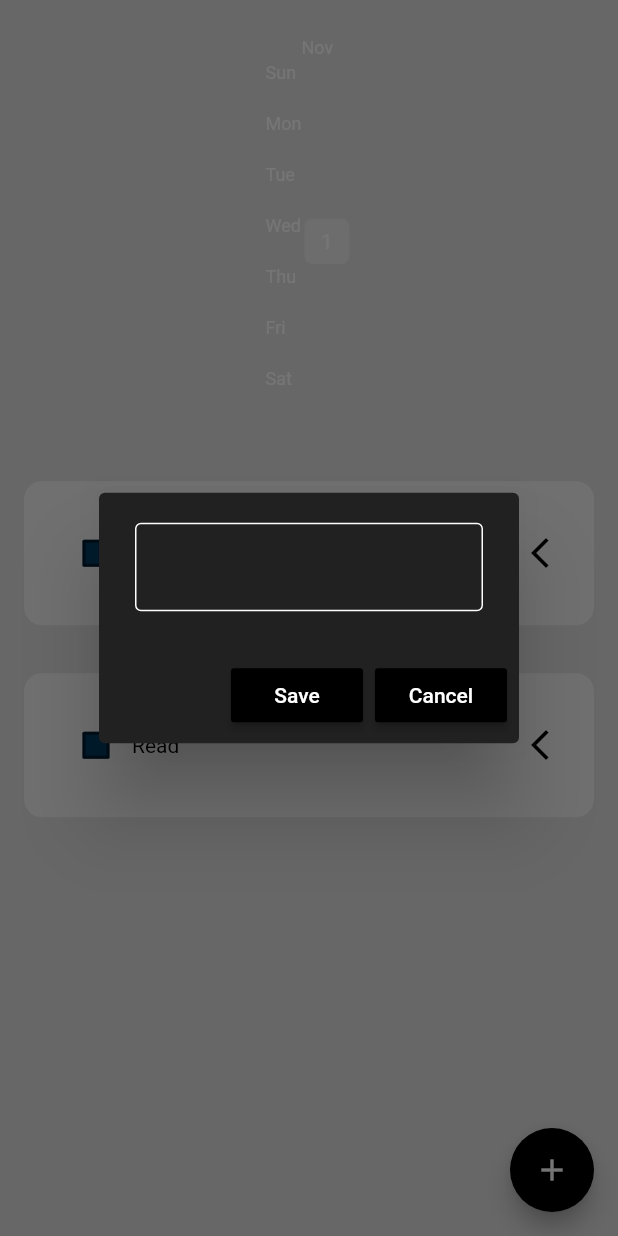
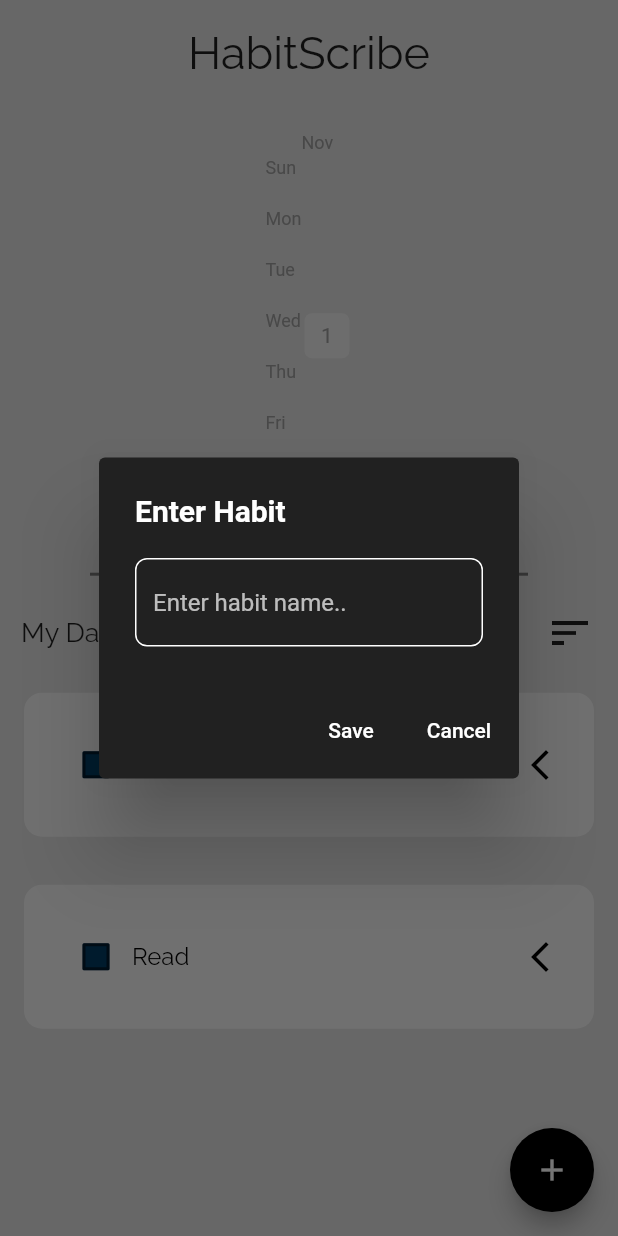
Before and after one commit to ChinmayJavalagi/HabitScribe, a Flutter app: the screen it shows after launch, after a tap on the "add" icon, on a phone screen of 412 x 824 dp. Run offline on Flutter 3.47's test engine with Material 2 defaults, Android fonts, the phone set to English and light mode, and no system bars; drawn by our look-alikes of flutter_heatmap_calendar, flutter_slidable; our stand-ins replace google_fonts, hive, hive_flutter; accounts and stored records are empty.

Commit message:
SortBy functionality added

```diff
--- a/lib/components/habit_tile.dart
+++ b/lib/components/habit_tile.dart
@@ -1,5 +1,6 @@
 import 'package:flutter/material.dart';
 import 'package:flutter_slidable/flutter_slidable.dart';
+import 'package:google_fonts/google_fonts.dart';
 
 class HabitTile extends StatelessWidget {
   final String habitName;
@@ -52,7 +53,7 @@ class HabitTile extends StatelessWidget {
                 onChanged: onChanged,
                 fillColor: MaterialStateProperty.all<Color>(Color(0xff013a63)),
               ),
-              Text(habitName, style: TextStyle(color: habitCompleted? Colors.white: Colors.black),),
+              Text(habitName, style: GoogleFonts.raleway(textStyle: TextStyle(color: habitCompleted? Colors.white: Colors.black, fontSize: 16.0),),),
               Expanded(child: SizedBox()), // This expands the space between text and arrow icon
               Icon(Icons.arrow_back_ios_new, color: habitCompleted ? Colors.white : Colors.black),
             ],
--- a/lib/components/monthly_summary.dart
+++ b/lib/components/monthly_summary.dart
@@ -21,7 +21,7 @@ class MonthlySummary extends StatelessWidget {
         datasets: datasets,
         colorMode: ColorMode.color,
         defaultColor: Colors.grey[200],
-        textColor: Colors.white,
+        textColor: Colors.grey[500],
         showColorTip: false,
         showText: true,
         scrollable: true,
--- a/lib/components/my_alert_box.dart
+++ b/lib/components/my_alert_box.dart
@@ -4,34 +4,48 @@ class MyAlertBox extends StatelessWidget {
   final VoidCallback onSave;
   final TextEditingController controller;
   final VoidCallback onCancel;
+  final String hintText;
 
-  MyAlertBox({required this.controller, required this.onCancel, required this.onSave, required hintText});
+  MyAlertBox({
+    required this.controller,
+    required this.onCancel,
+    required this.onSave,
+    required this.hintText,
+  });
 
   @override
   Widget build(BuildContext context) {
     return AlertDialog(
       backgroundColor: Colors.grey[900],
+      title: Text(
+        "Enter Habit",
+        style: TextStyle(color: Colors.white, fontWeight: FontWeight.bold),
+      ),
       content: TextField(
         controller: controller,
         style: TextStyle(color: Colors.white),
         decoration: InputDecoration(
-          enabledBorder:
-            OutlineInputBorder(borderSide: BorderSide(color: Colors.white)),
-          focusedBorder:
-            OutlineInputBorder(borderSide: BorderSide(color: Colors.white))
+          hintText: hintText,
+          hintStyle: TextStyle(color: Colors.white70),
+          enabledBorder: OutlineInputBorder(
+            borderSide: BorderSide(color: Colors.white),
+            borderRadius: BorderRadius.circular(8.0),
+          ),
+          focusedBorder: OutlineInputBorder(
+            borderSide: BorderSide(color: Colors.white),
+            borderRadius: BorderRadius.circular(8.0),
+          ),
         ),
       ),
       actions: [
-        MaterialButton(
-          color: Colors.black,
+        TextButton(
           onPressed: onSave,
           child: Text(
             "Save",
             style: TextStyle(color: Colors.white),
           ),
         ),
-        MaterialButton(
-          color: Colors.black,
+        TextButton(
           onPressed: onCancel,
           child: Text(
             "Cancel",
--- a/lib/pages/home_page.dart
+++ b/lib/pages/home_page.dart
@@ -2,6 +2,7 @@ import 'package:flutter/material.dart';
 import 'package:habit_tracker_hive/components/monthly_summary.dart';
 import 'package:habit_tracker_hive/data/habit_database.dart';
 import 'package:hive/hive.dart';
+import 'package:google_fonts/google_fonts.dart';
 
 import '../components/habit_tile.dart';
 import '../components/my_fab.dart';
@@ -13,6 +14,8 @@ class HomePage extends StatefulWidget {
   @override
   State<HomePage> createState() => _HomePageState();
 }
+
+enum SortOptions { notCompleted, aToZ }
 
 class _HomePageState extends State<HomePage> {
   HabitDatabase db = HabitDatabase();
@@ -29,6 +32,17 @@ class _HomePageState extends State<HomePage> {
     db.updateDatabase();
     super.initState();
   }
+
+  void sortList(SortOptions option) {
+    setState(() {
+      if (option == SortOptions.notCompleted) {
+        db.todaysHabitList.sort((a, b) => a[1].toString().compareTo(b[1].toString()));
+      } else if (option == SortOptions.aToZ) {
+        db.todaysHabitList.sort((a, b) => a[0].compareTo(b[0]));
+      }
+    });
+  }
+
 
   bool habitCompleted = false;
 
@@ -105,11 +119,48 @@ class _HomePageState extends State<HomePage> {
         },
       ),
       backgroundColor: Colors.grey[300],
-      body: ListView(
+      body: SafeArea(
+        child: Column(
           children: [
+            Padding(
+              padding: EdgeInsets.only(top: 18.0, bottom: 10.0),
+              child: Text("HabitScribe", style: GoogleFonts.raleway(textStyle: TextStyle(fontSize: 30.0))),
+            ),
             MonthlySummary(
                 datasets: db.heatMapDataSet, startDate: _myBox.get("START_DATE")),
-          ListView.builder(
+            const Divider(
+              height: 30,
+              color: Colors.black45,
+              thickness: 2,
+              indent: 60,
+              endIndent: 60, ),
+            Padding(
+              padding: const EdgeInsets.only(left: 14.0, right: 8.0),
+              child: Row(
+                mainAxisAlignment: MainAxisAlignment.spaceBetween,
+                children: [
+                  Text("My Day", style: GoogleFonts.raleway(textStyle: TextStyle(fontSize: 18.0))),
+                  PopupMenuButton<SortOptions>(
+                    iconSize: 32.0,
+                    icon: Icon(Icons.sort),
+                    onSelected: sortList,
+                    itemBuilder: (BuildContext context) => <PopupMenuEntry<SortOptions>>[
+                      PopupMenuItem<SortOptions>(
+                        value: SortOptions.notCompleted,
+                        child: Text("Not Completed", style: GoogleFonts.raleway(textStyle: TextStyle(fontSize: 16.0))),
+                      ),
+                      PopupMenuItem<SortOptions>(
+                        value: SortOptions.aToZ,
+                        child: Text("A to Z", style: GoogleFonts.raleway(textStyle: TextStyle(fontSize: 16.0))),
+                      ),
+                    ],
+                  ),
+                ],
+              ),
+            ),
+            Expanded(
+              child: SingleChildScrollView(
+                child: ListView.builder(
                   shrinkWrap: true,
                   physics: const NeverScrollableScrollPhysics(),
                   itemCount: db.todaysHabitList.length,
@@ -123,7 +174,10 @@ class _HomePageState extends State<HomePage> {
                     );
                   },
                 ),
+              ),
+            ),
           ],
+        ),
       ),
     );
   }
--- a/pubspec.yaml
+++ b/pubspec.yaml
@@ -40,6 +40,7 @@ dependencies:
   hive: ^2.2.3
   hive_flutter: ^1.1.0
   flutter_heatmap_calendar: ^1.0.5
+  google_fonts: ^4.0.3
 
 dev_dependencies:
   flutter_test:
```
Also changed, not shown: pubspec.lock. Lines whose indentation alone changed are shown as unchanged.
